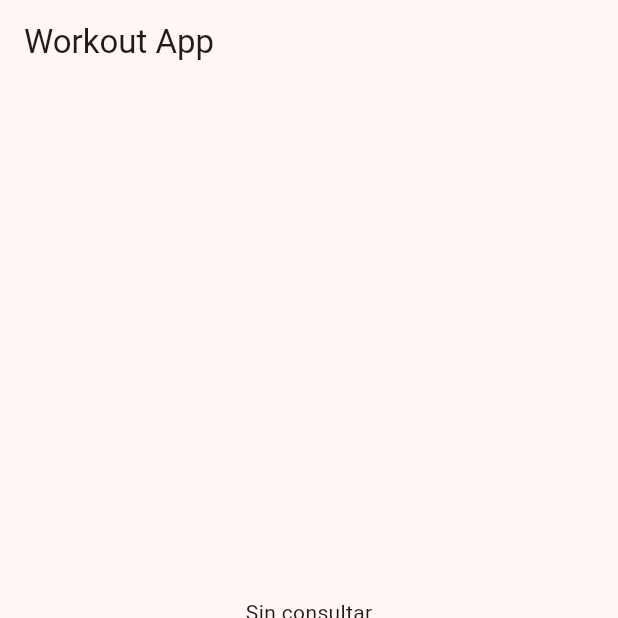
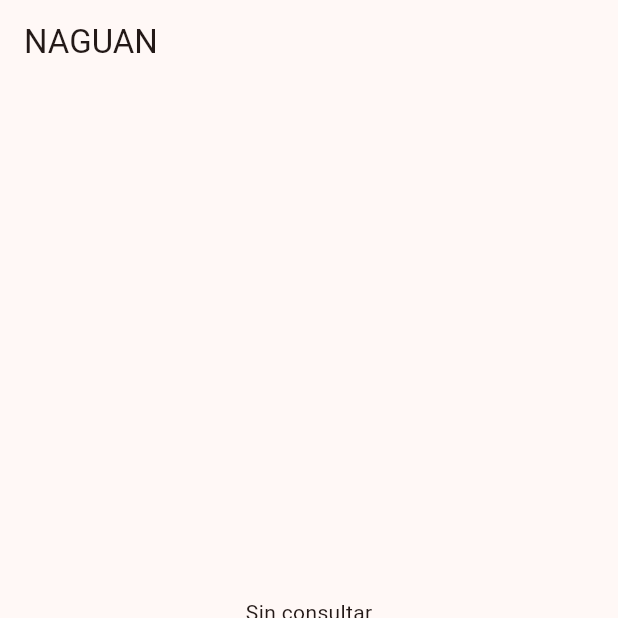
Before and after one commit to santinuin/naguan-app, a Flutter app: the screen it shows after launch, on a phone screen of 412 x 824 dp, the top half of it. Run offline on Flutter 3.47's test engine with Material 3 defaults, Android fonts, the phone set to English and light mode, and no system bars.

Commit message:
Rename project from Workout App to Naguan App; update identifiers, namespaces, and references throughout the codebase.

```diff
--- a/mobile/lib/home_screen.dart
+++ b/mobile/lib/home_screen.dart
@@ -1,5 +1,5 @@
 import 'package:flutter/material.dart';
-import 'package:workout_app/health_client.dart';
+import 'package:naguan_app/health_client.dart';
 
 class HomeScreen extends StatefulWidget {
   const HomeScreen({super.key});
@@ -35,7 +35,7 @@ class _HomeScreenState extends State<HomeScreen> {
   @override
   Widget build(BuildContext context) {
     return Scaffold(
-      appBar: AppBar(title: const Text('Workout App')),
+      appBar: AppBar(title: const Text('NAGUAN')),
       body: Center(
         child: Column(
           mainAxisAlignment: MainAxisAlignment.center,
--- a/mobile/lib/main.dart
+++ b/mobile/lib/main.dart
@@ -1,17 +1,17 @@
 import 'package:flutter/material.dart';
-import 'package:workout_app/home_screen.dart';
+import 'package:naguan_app/home_screen.dart';
 
 void main() {
-  runApp(const WorkoutApp());
+  runApp(const NaguanApp());
 }
 
-class WorkoutApp extends StatelessWidget {
-  const WorkoutApp({super.key});
+class NaguanApp extends StatelessWidget {
+  const NaguanApp({super.key});
 
   @override
   Widget build(BuildContext context) {
     return MaterialApp(
-      title: 'Workout App',
+      title: 'FORJA DEL NAGUAN',
       theme: ThemeData(colorSchemeSeed: Colors.deepOrange),
       home: const HomeScreen()
     );
--- a/mobile/pubspec.yaml
+++ b/mobile/pubspec.yaml
@@ -1,5 +1,5 @@
-name: workout_app
-description: "A new Flutter project."
+name: naguan_app
+description: "Naguan: app de calistenia."
 # The following line prevents the package from being accidentally published to
 # pub.dev using `flutter pub publish`. This is preferred for private packages.
 publish_to: 'none' # Remove this line if you wish to publish to pub.dev
```
Also changed, not shown: 10 other files.
